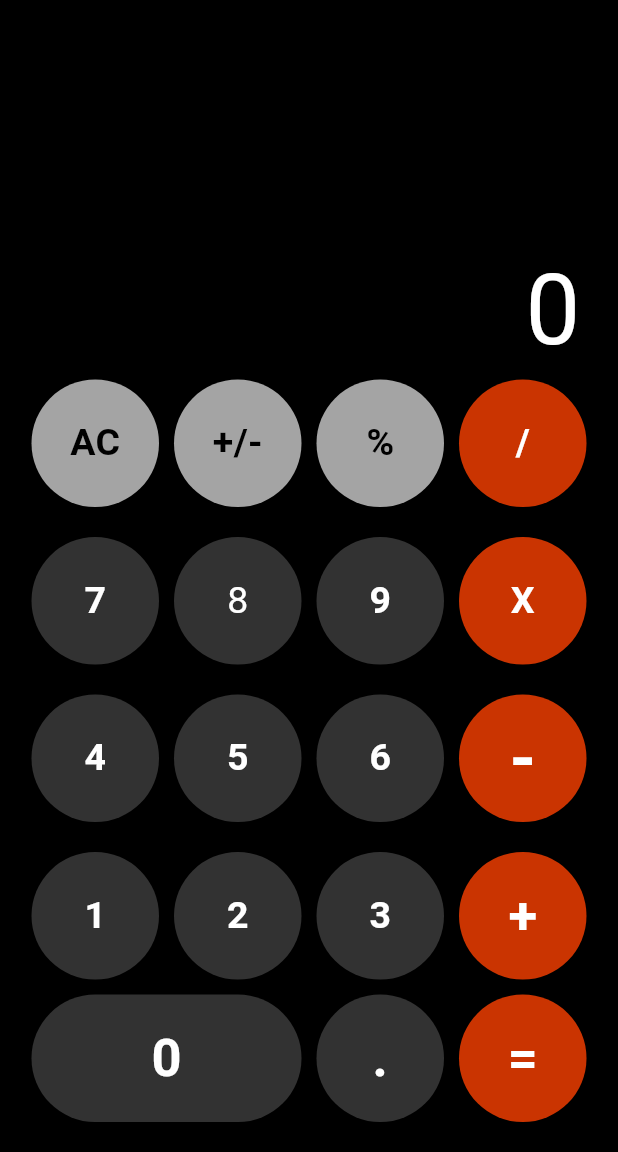
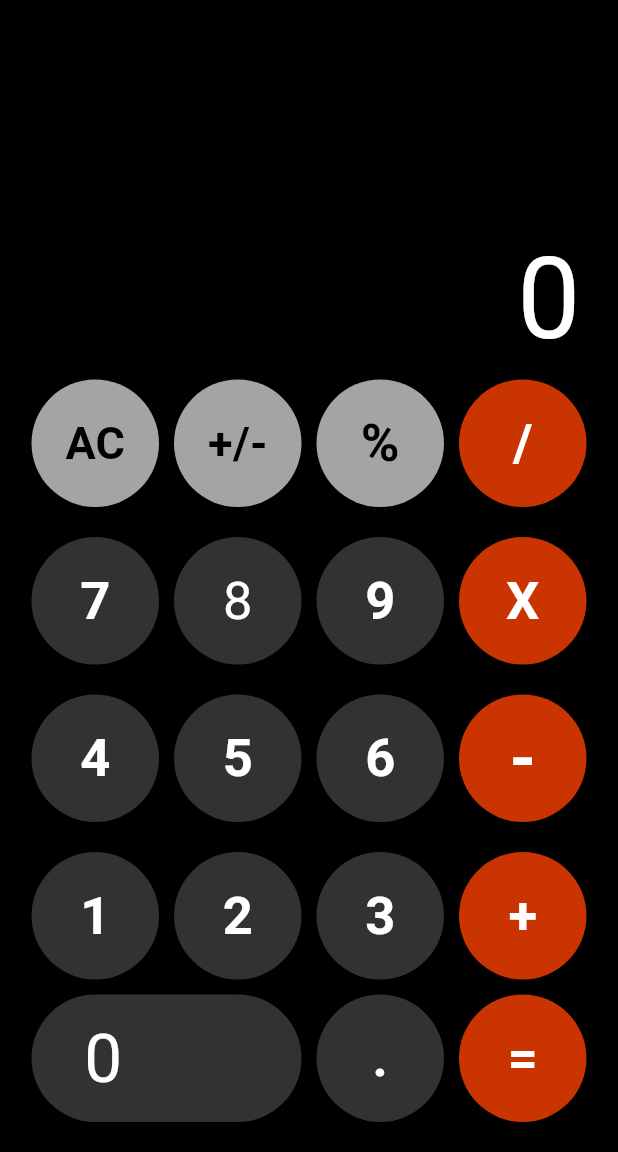
Before and after one commit to SagarDhadke/Calculator, a Flutter app: the screen it shows after launch, on a phone screen of 412 x 824 dp, the part 84-1236 px from its top. Run offline on Flutter 3.47's test engine with Material 3 defaults, Android fonts, the phone set to English and light mode, and no system bars.

Commit message:
Font Size Fix

```diff
--- a/lib/main.dart
+++ b/lib/main.dart
@@ -51,7 +51,7 @@ class _MyCalculatorState extends State<MyCalculator> {
               margin: EdgeInsets.only(right: 25),
               alignment: Alignment.topRight,
               child: Text("0", style: TextStyle(
-              fontSize: 65, color: Colors.white),),
+              fontSize: 75, color: Colors.white),),
             ),
 
             Row(
@@ -67,7 +67,7 @@ class _MyCalculatorState extends State<MyCalculator> {
                     width: 85,
 
                     child: Text("AC", style: TextStyle(
-                      fontSize: 25, fontWeight: FontWeight.bold,
+                      fontSize: 30, fontWeight: FontWeight.bold,
                       color: Colors.black,
                     ),),
 
@@ -85,7 +85,7 @@ class _MyCalculatorState extends State<MyCalculator> {
                 width: 85,
 
               child: Text("+/-", style: TextStyle(
-                fontSize: 25, fontWeight: FontWeight.bold, color: Colors.black
+                fontSize: 30, fontWeight: FontWeight.bold, color: Colors.black
               ),),
 
               ),
@@ -101,7 +101,7 @@ class _MyCalculatorState extends State<MyCalculator> {
                   borderRadius: BorderRadius.circular(50),
                 ),
 
-                child: Text("%", style: TextStyle(fontSize: 25,
+                child: Text("%", style: TextStyle(fontSize: 35,
                  fontWeight: FontWeight.bold,
                  color: Colors.black),),
               ),
@@ -118,7 +118,7 @@ class _MyCalculatorState extends State<MyCalculator> {
                   height: 85,
 
               child: Text("/", style: TextStyle(
-                fontSize: 25, fontWeight: FontWeight.bold, color: Colors.white
+                fontSize: 35, fontWeight: FontWeight.bold, color: Colors.white
               ),),
 
               ),
@@ -140,7 +140,7 @@ class _MyCalculatorState extends State<MyCalculator> {
                 height: 85,
                 width: 85,
 
-              child: Text("7", style: TextStyle(fontSize: 25, fontWeight: FontWeight.bold,
+              child: Text("7", style: TextStyle(fontSize: 35, fontWeight: FontWeight.bold,
               color: Colors.white)),),
 
               SizedBox(width: 10),
@@ -154,7 +154,7 @@ class _MyCalculatorState extends State<MyCalculator> {
                 height: 85,
                 width: 85,
 
-              child: Text("8", style: TextStyle(fontSize: 25, color: Colors.white)),
+              child: Text("8", style: TextStyle(fontSize: 35, color: Colors.white)),
 
               ),
 
@@ -170,7 +170,7 @@ class _MyCalculatorState extends State<MyCalculator> {
                     height: 85,
 
                 child: Text("9", style: TextStyle(
-                  fontSize: 25, fontWeight: FontWeight.bold, color: Colors.white
+                  fontSize: 35, fontWeight: FontWeight.bold, color: Colors.white
                 ),),
 
               ),
@@ -188,7 +188,7 @@ class _MyCalculatorState extends State<MyCalculator> {
                 height: 85,
                 width: 85,
 
-              child: Text("X", style: TextStyle(fontSize: 25,
+              child: Text("X", style: TextStyle(fontSize: 35,
                fontWeight: FontWeight.bold, color: Colors.white),),
 
             ),
@@ -213,7 +213,7 @@ class _MyCalculatorState extends State<MyCalculator> {
                   width: 85,
 
                 child: Text("4", style: TextStyle(
-                  fontSize: 25, color: Colors.white, fontWeight: FontWeight.bold
+                  fontSize: 35, color: Colors.white, fontWeight: FontWeight.bold
                 ),),
 
                 ),
@@ -231,7 +231,7 @@ class _MyCalculatorState extends State<MyCalculator> {
                     height: 85,
                     width: 85,
 
-                  child: Text("5", style: TextStyle(fontSize: 25,
+                  child: Text("5", style: TextStyle(fontSize: 35,
                    fontWeight: FontWeight.bold, color: Colors.white),),
 
                 ),
@@ -248,7 +248,7 @@ class _MyCalculatorState extends State<MyCalculator> {
                   width: 85,
 
                   child: Text("6", style: TextStyle(
-                    fontSize: 25, fontWeight: FontWeight.bold, color: Colors.white
+                    fontSize: 35, fontWeight: FontWeight.bold, color: Colors.white
                   ),),
               ),
 
@@ -288,7 +288,7 @@ class _MyCalculatorState extends State<MyCalculator> {
                     height: 85,
 
                     child: Text("1", style: TextStyle(
-                      fontSize: 25, fontWeight: FontWeight.bold, color: Colors.white
+                      fontSize: 35, fontWeight: FontWeight.bold, color: Colors.white
                     ),),
 
                 ),
@@ -307,7 +307,7 @@ class _MyCalculatorState extends State<MyCalculator> {
                     width: 85,
 
                     child: Text("2", style: TextStyle(
-                      fontSize: 25, fontWeight: FontWeight.bold, color: Colors.white
+                      fontSize: 35, fontWeight: FontWeight.bold, color: Colors.white
                     ),),
                 ),
 
@@ -323,7 +323,7 @@ class _MyCalculatorState extends State<MyCalculator> {
                     width: 85,
 
                     child: Text("3", style: TextStyle(
-                      fontSize: 25, fontWeight: FontWeight.bold, color: Colors.white
+                      fontSize: 35, fontWeight: FontWeight.bold, color: Colors.white
                     ),),
                 ),
 
@@ -362,9 +362,13 @@ class _MyCalculatorState extends State<MyCalculator> {
                 width: 180,
                 height: 85,
 
-                child: Text("0", style: TextStyle(
-                  fontSize: 35, fontWeight: FontWeight.bold, color: Colors.white
-                ),),
+                child: Container(
+                  alignment: Alignment.centerLeft,
+                  margin: EdgeInsets.only(left: 35),
+                  child: Text("0", style: TextStyle(
+                    fontSize: 45, fontWeight: FontWeight.normal, color: Colors.white
+                  ),),
+                ),
               ),
 
               SizedBox(width: 10),
```
